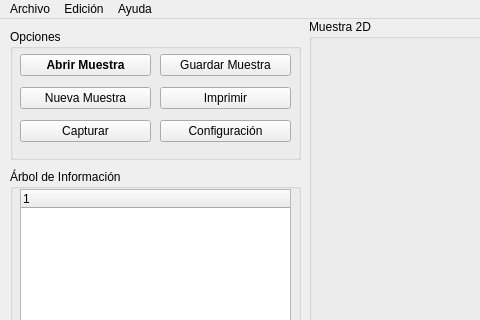
The window that ui/main.ui (4c1dhydr4/hyperspectral) describes before a commit, drawn with Qt 5; both pictures show x 0 to 480 and y 0 to 320 of the 1200 by 801 pixel window.
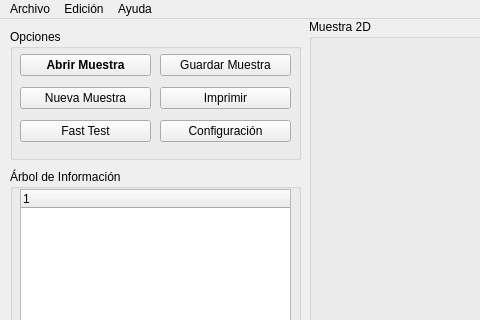
The same window after the commit. Custom widgets are drawn as their Qt base class.

The edit to the form file:
```diff
--- a/ui/main.ui
+++ b/ui/main.ui
@@ -61,7 +61,7 @@
       <item row="2" column="0">
        <widget class="QPushButton" name="button_capture">
         <property name="text">
-         <string>Capturar</string>
+         <string>Fast Test</string>
         </property>
        </widget>
       </item>
```
Left out of the diff: 8 changed lines with no effect on the pictures.
